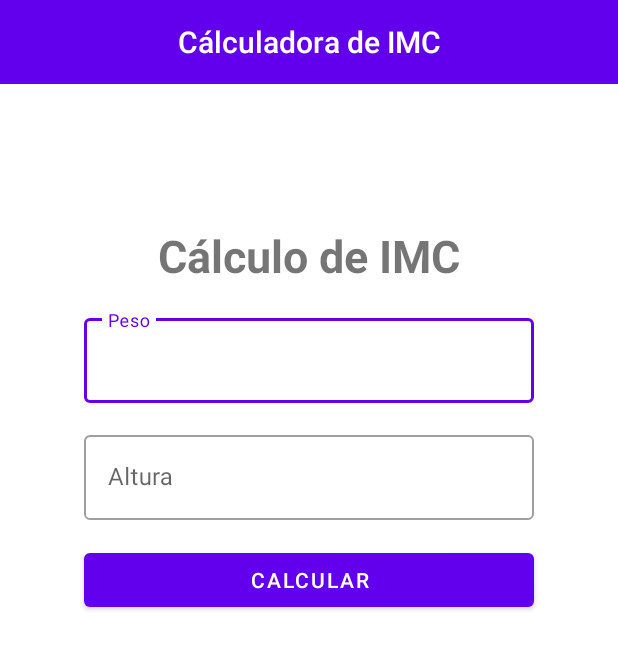
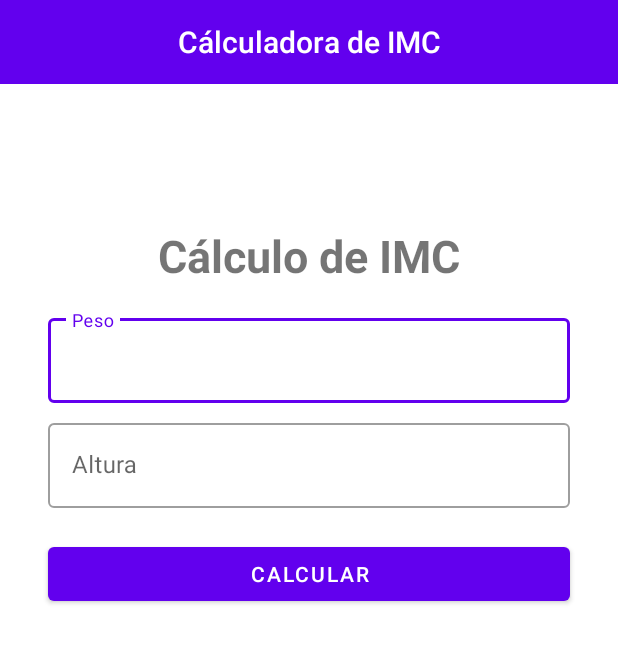
Before and after one commit to elisabethfarias/imc-kotlin, an Android app: the layout activity_main.xml on its own in the app's theme, with its tools: preview values and no code run, on a phone screen of 412 x 824 dp. Shown: the top 649 px of the screen. Run offline under Robolectric (Android 15) with nearby library versions, the phone set to English and light mode, and no system bars.

Commit message:
Update layout

```diff
--- a/app/src/main/res/layout/activity_main.xml
+++ b/app/src/main/res/layout/activity_main.xml
@@ -12,7 +12,7 @@
 
     <androidx.appcompat.widget.Toolbar
         android:id="@+id/toolbar"
-        android:layout_width="match_parent"
+        android:layout_width="0dp"
         android:layout_height="wrap_content"
         android:background="?attr/colorPrimary"
         android:gravity="center_horizontal"
@@ -49,9 +49,11 @@
     <com.google.android.material.textfield.TextInputLayout
         android:id="@+id/form_weight"
         style="@style/Widget.MaterialComponents.TextInputLayout.OutlinedBox"
-        android:layout_width="300dp"
+        android:layout_width="0dp"
         android:layout_height="wrap_content"
-        android:layout_margin="16dp"
+        android:layout_marginStart="32dp"
+        android:layout_marginTop="16dp"
+        android:layout_marginEnd="32dp"
         android:hint="@string/txt_input_hint_weight"
         app:layout_constraintEnd_toEndOf="parent"
         app:layout_constraintStart_toStartOf="parent"
@@ -61,17 +63,18 @@
         <com.google.android.material.textfield.TextInputEditText
             android:layout_width="match_parent"
             android:layout_height="match_parent"
-            android:inputType="numberDecimal"
-            />
+            android:inputType="numberDecimal" />
 
     </com.google.android.material.textfield.TextInputLayout>
 
     <com.google.android.material.textfield.TextInputLayout
         android:id="@+id/form_heigth"
         style="@style/Widget.MaterialComponents.TextInputLayout.OutlinedBox"
-        android:layout_width="300dp"
+        android:layout_width="0dp"
         android:layout_height="wrap_content"
-        android:layout_margin="16dp"
+        android:layout_marginStart="32dp"
+        android:layout_marginTop="8dp"
+        android:layout_marginEnd="32dp"
         android:hint="Altura"
         app:layout_constraintEnd_toEndOf="parent"
         app:layout_constraintStart_toStartOf="parent"
@@ -87,10 +90,11 @@
 
     <Button
         android:id="@+id/btn_calculate"
-        android:layout_width="300dp"
+        android:layout_width="0dp"
         android:layout_height="wrap_content"
-        android:layout_margin="16dp"
+        android:layout_marginStart="32dp"
         android:layout_marginTop="20dp"
+        android:layout_marginEnd="32dp"
         android:text="Calcular"
         app:layout_constraintEnd_toEndOf="parent"
         app:layout_constraintStart_toStartOf="parent"
```
